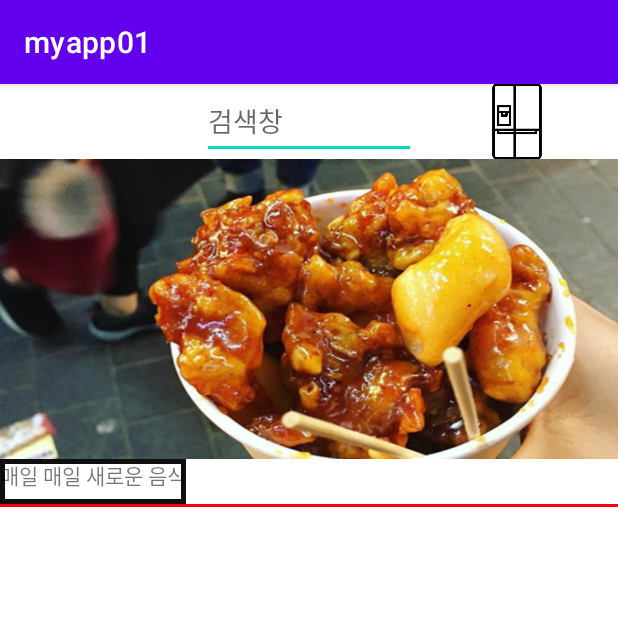
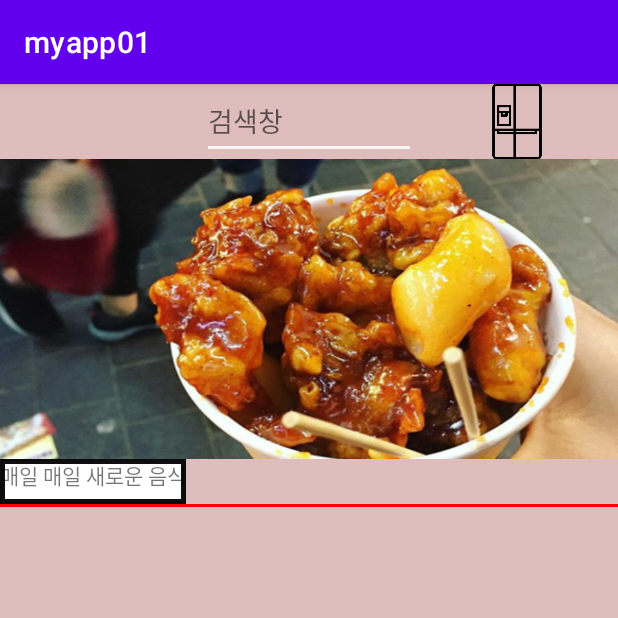
Before and after one commit to yeezze/JavaOnTheTop, an Android app: the first screen one second after launch (MainActivity), on a phone screen of 412 x 824 dp, the top half of it. Run offline under Robolectric (Android 15) with nearby library versions, the phone set to English and light mode, and no system bars.

Commit message:
#혜원 디자인 테스트업로드

```diff
--- a/app/src/main/res/layout/activity_main.xml
+++ b/app/src/main/res/layout/activity_main.xml
@@ -4,6 +4,7 @@
     xmlns:tools="http://schemas.android.com/tools"
     android:layout_width="match_parent"
     android:layout_height="match_parent"
+    android:background="#DFBDBD"
     android:orientation="vertical"
     tools:context=".MainActivity">
 
@@ -25,6 +26,7 @@
             android:layout_width="wrap_content"
             android:layout_height="50dp"
             android:layout_weight="1"
+            android:backgroundTint="#FAF6F6"
             android:hint="검색창" />
 
         <ImageButton
@@ -40,14 +42,15 @@
     <!--Body-->
 
     <LinearLayout
-            android:layout_width="match_parent"
-            android:layout_height="match_parent"
-            android:orientation="vertical">
+        android:layout_width="match_parent"
+        android:layout_height="match_parent"
+        android:orientation="vertical">
 
         <ViewFlipper
             android:id="@+id/image_slide"
             android:layout_width="match_parent"
             android:layout_height="200dp" />
+
         <TextView
             android:layout_width="wrap_content"
             android:layout_height="30dp"
@@ -70,9 +73,9 @@
                 android:layout_height="match_parent"
                 android:background="#F0F0F0F0"
                 app:layoutManager="androidx.recyclerview.widget.GridLayoutManager"
-                tools:listitem="@layout/item"/>
+                tools:listitem="@layout/item" />
 
-            </LinearLayout>
+        </LinearLayout>
     </LinearLayout>
 
 </LinearLayout>
```
